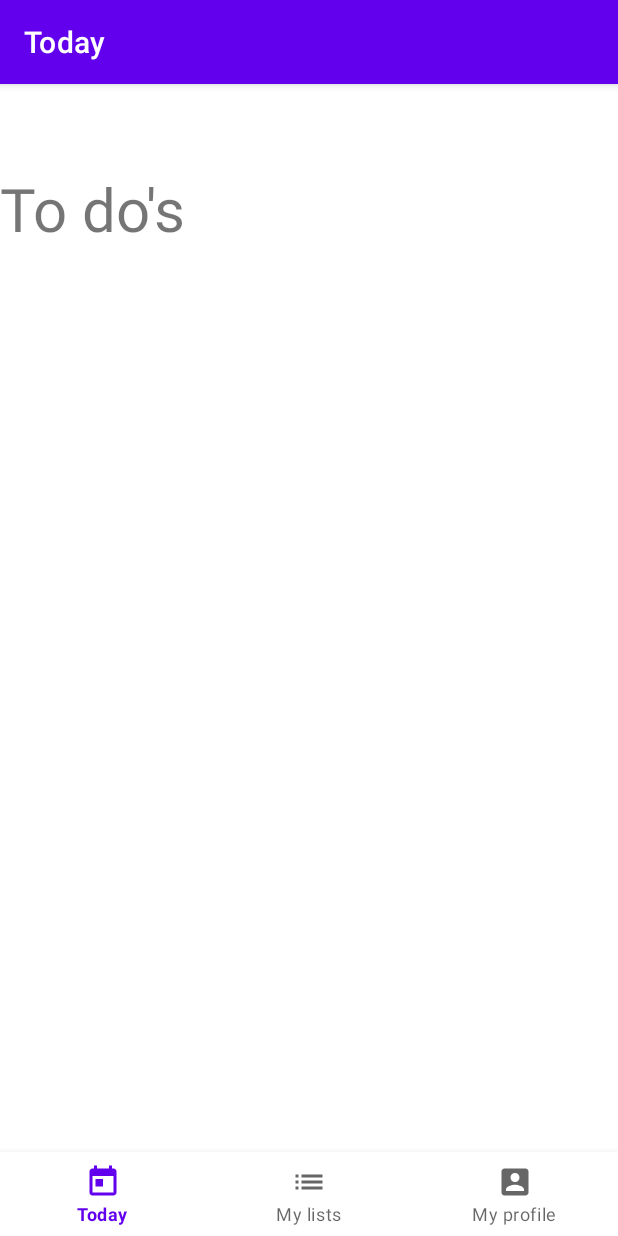
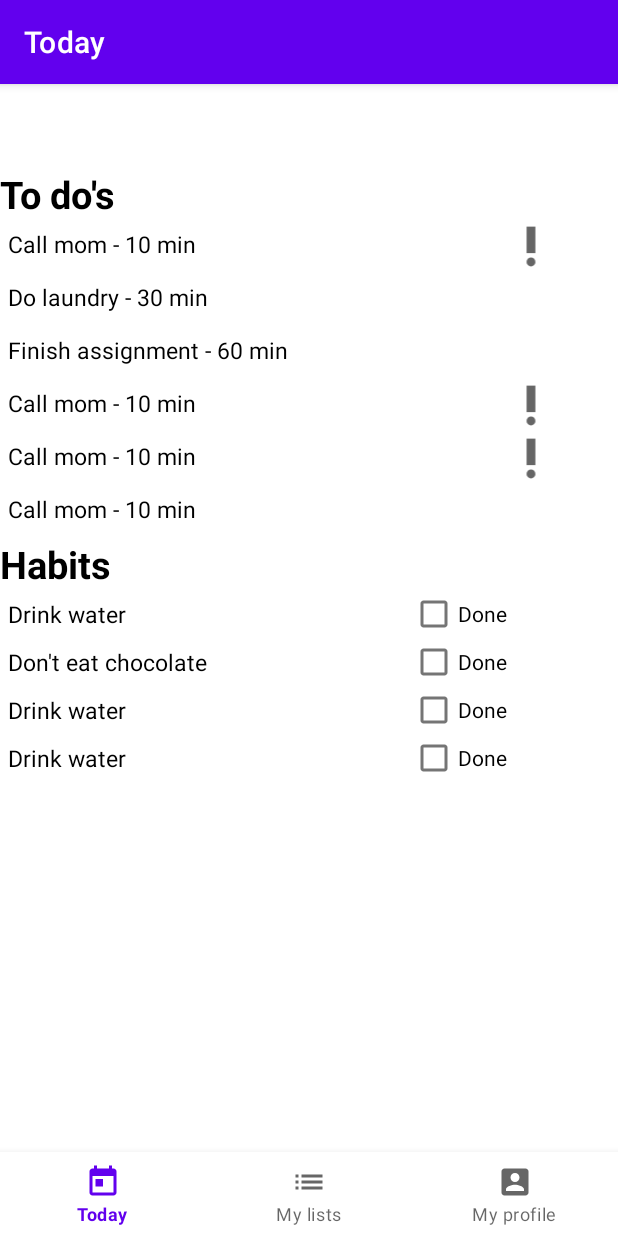
Before and after one commit to sabinabaghiu/AndroidApp, an Android app: the screen it shows after launch (MainActivity), on a phone screen of 412 x 824 dp. Run offline under Robolectric (Android 15) with nearby library versions, the phone set to English and light mode, and no system bars; our stand-ins replace navigation-ui.

Commit message:
started homepage

```diff
--- /dev/null
+++ b/app/src/main/java/sabinabaghiu/plannerzen/ui/today/Habit.java
@@ -0,0 +1,57 @@
+package sabinabaghiu.plannerzen.ui.today;
+
+public class Habit {
+    private String title;
+    private int goal;
+    private int iconId;
+    private boolean isDone;
+    private int count;
+
+    public Habit(String title, int goal, int iconId, boolean isDone, int count) {
+        this.title = title;
+        this.goal = goal;
+        this.iconId = iconId;
+        this.isDone = isDone;
+        this.count = count;
+    }
+
+    public String getTitle() {
+        return title;
+    }
+
+    public void setTitle(String title) {
+        this.title = title;
+    }
+
+    public int getGoal() {
+        return goal;
+    }
+
+    public void setGoal(int goal) {
+        this.goal = goal;
+    }
+
+    public int getIconId() {
+        return iconId;
+    }
+
+    public void setIconId(int iconId) {
+        this.iconId = iconId;
+    }
+
+    public boolean isDone() {
+        return isDone;
+    }
+
+    public void setDone(boolean done) {
+        isDone = done;
+    }
+
+    public int getCount() {
+        return count;
+    }
+
+    public void setCount(int count) {
+        this.count = count;
+    }
+}
--- /dev/null
+++ b/app/src/main/java/sabinabaghiu/plannerzen/ui/today/HabitAdapter.java
@@ -0,0 +1,51 @@
+package sabinabaghiu.plannerzen.ui.today;
+
+import android.view.LayoutInflater;
+import android.view.View;
+import android.view.ViewGroup;
+import android.widget.ImageView;
+import android.widget.TextView;
+
+import androidx.annotation.NonNull;
+import androidx.recyclerview.widget.RecyclerView;
+
+import java.util.ArrayList;
+
+import sabinabaghiu.plannerzen.R;
+
+public class HabitAdapter extends RecyclerView.Adapter<HabitAdapter.ViewHolder> {
+    private ArrayList<Habit> habits;
+
+    HabitAdapter(ArrayList<Habit> habits){
+        this.habits = habits;
+    }
+
+    @NonNull
+    @Override
+    public HabitAdapter.ViewHolder onCreateViewHolder(@NonNull ViewGroup parent, int viewType) {
+        LayoutInflater inflater = LayoutInflater.from(parent.getContext());
+        View view = inflater.inflate(R.layout.habit_list_item_today, parent, false);
+        return new HabitAdapter.ViewHolder(view);
+    }
+
+    @Override
+    public void onBindViewHolder(@NonNull HabitAdapter.ViewHolder holder, int position) {
+        holder.title.setText(habits.get(position).getTitle());
+    }
+
+    @Override
+    public int getItemCount() {
+        return habits.size();
+    }
+
+    class ViewHolder extends RecyclerView.ViewHolder {
+
+        TextView title;
+
+
+        ViewHolder(View itemView) {
+            super(itemView);
+            title = itemView.findViewById(R.id.habit_today);
+        }
+    }
+}
--- a/app/src/main/java/sabinabaghiu/plannerzen/ui/today/TodayFragment.java
+++ b/app/src/main/java/sabinabaghiu/plannerzen/ui/today/TodayFragment.java
@@ -11,18 +11,55 @@ import androidx.annotation.Nullable;
 import androidx.fragment.app.Fragment;
 import androidx.lifecycle.Observer;
 import androidx.lifecycle.ViewModelProvider;
+import androidx.recyclerview.widget.LinearLayoutManager;
+import androidx.recyclerview.widget.RecyclerView;
+
+import java.util.ArrayList;
 
 import sabinabaghiu.plannerzen.R;
 
 public class TodayFragment extends Fragment {
 
     private TodayViewModel todayViewModel;
+    private RecyclerView todoRecyclerView;
+    private RecyclerView habitRecyclerView;
+    TodoAdapter todoAdapter;
+    HabitAdapter habitAdapter;
 
     public View onCreateView(@NonNull LayoutInflater inflater,
                              ViewGroup container, Bundle savedInstanceState) {
         todayViewModel =
                 new ViewModelProvider(this).get(TodayViewModel.class);
         View root = inflater.inflate(R.layout.fragment_today, container, false);
+
+        //todo recycler view
+        todoRecyclerView = root.findViewById(R.id.recyclerViewTodoToday);
+        todoRecyclerView.setLayoutManager(new LinearLayoutManager(getContext()));
+
+        ArrayList<Todo> todos = new ArrayList<>();
+        todos.add(new Todo("Call mom", 10, false));
+        todos.add(new Todo("Do laundry", 30, true));
+        todos.add(new Todo("Finish assignment", 60, true));
+        todos.add(new Todo("Call mom", 10, false));
+        todos.add(new Todo("Call mom", 10, false));
+        todos.add(new Todo("Call mom", 10, true));
+
+        todoAdapter = new TodoAdapter(todos);
+        todoRecyclerView.setAdapter(todoAdapter);
+
+        //habit recycler view
+        habitRecyclerView = root.findViewById(R.id.recyclerViewHabitsToday);
+        habitRecyclerView.setLayoutManager(new LinearLayoutManager(getContext()));
+
+        ArrayList<Habit> habits = new ArrayList<>();
+        habits.add(new Habit("Drink water", 0, R.drawable.ic_baseline_priority_high_24, false, 0));
+        habits.add(new Habit("Don't eat chocolate", 20, R.drawable.ic_baseline_priority_high_24, true, 6));
+        habits.add(new Habit("Drink water", 50, R.drawable.ic_baseline_priority_high_24, false, 0));
+        habits.add(new Habit("Drink water", 0, R.drawable.ic_baseline_priority_high_24, false, 0));
+
+        habitAdapter = new HabitAdapter(habits);
+        habitRecyclerView.setAdapter(habitAdapter);
+
         return root;
     }
 }
--- /dev/null
+++ b/app/src/main/java/sabinabaghiu/plannerzen/ui/today/Todo.java
@@ -0,0 +1,122 @@
+package sabinabaghiu.plannerzen.ui.today;
+
+import android.os.Build;
+
+import androidx.annotation.RequiresApi;
+
+import java.time.LocalDate;
+import java.util.GregorianCalendar;
+
+public class Todo {
+    private String title;
+    private String description;
+    private int time;
+    private boolean isImportant;
+    private String category;
+    private LocalDate date;
+    private int day;
+    private int month;
+    private int year;
+    private int icon;
+
+    @RequiresApi(api = Build.VERSION_CODES.O)
+    public Todo(String title, String description, int time, boolean isImportant, String category, LocalDate date, int day, int month, int year) {
+        this.title = title;
+        this.description = description;
+        this.time = time;
+        this.isImportant = isImportant;
+        this.category = category;
+        this.day = day;
+        this.month = month;
+        this.year = year;
+        this.date = LocalDate.of(year, month, day);
+    }
+
+    public Todo(String title, int time, boolean isImportant)
+    {
+        this.title = title;
+        this.time = time;
+        this.isImportant = isImportant;
+    }
+
+    public String getTitle() {
+        return title;
+    }
+
+    public void setTitle(String title) {
+        this.title = title;
+    }
+
+    public String getDescription() {
+        return description;
+    }
+
+    public void setDescription(String description) {
+        this.description = description;
+    }
+
+    public int getTime() {
+        return time;
+    }
+
+    public void setTime(int time) {
+        this.time = time;
+    }
+
+    public boolean isImportant() {
+        return isImportant;
+    }
+
+    public void setImportant(boolean important) {
+        isImportant = important;
+    }
+
+    public String getCategory() {
+        return category;
+    }
+
+    public void setCategory(String category) {
+        this.category = category;
+    }
+
+    public LocalDate getDate() {
+        return date;
+    }
+
+    @RequiresApi(api = Build.VERSION_CODES.O)
+    public void setDate(int year, int month, int day) {
+        this.date = LocalDate.of(year, month, day);
+    }
+
+    public int getDay() {
+        return day;
+    }
+
+    public void setDay(int day) {
+        this.day = day;
+    }
+
+    public int getMonth() {
+        return month;
+    }
+
+    public void setMonth(int month) {
+        this.month = month;
+    }
+
+    public int getYear() {
+        return year;
+    }
+
+    public void setYear(int year) {
+        this.year = year;
+    }
+
+    public int getIcon() {
+        return icon;
+    }
+
+    public void setIcon(int icon) {
+        this.icon = icon;
+    }
+}
--- /dev/null
+++ b/app/src/main/java/sabinabaghiu/plannerzen/ui/today/TodoAdapter.java
@@ -0,0 +1,56 @@
+package sabinabaghiu.plannerzen.ui.today;
+
+import android.view.LayoutInflater;
+import android.view.View;
+import android.view.ViewGroup;
+import android.widget.ImageView;
+import android.widget.TextView;
+
+import androidx.annotation.NonNull;
+import androidx.recyclerview.widget.RecyclerView;
+
+import java.util.ArrayList;
+
+import sabinabaghiu.plannerzen.R;
+
+public class TodoAdapter extends RecyclerView.Adapter<TodoAdapter.ViewHolder> {
+
+    private ArrayList<Todo> todos;
+
+    TodoAdapter(ArrayList<Todo> todos){
+        this.todos = todos;
+    }
+
+    @NonNull
+    @Override
+    public TodoAdapter.ViewHolder onCreateViewHolder(@NonNull ViewGroup parent, int viewType) {
+        LayoutInflater inflater = LayoutInflater.from(parent.getContext());
+        View view = inflater.inflate(R.layout.todo_list_item_today, parent, false);
+        return new ViewHolder(view);
+    }
+
+    @Override
+    public void onBindViewHolder(@NonNull TodoAdapter.ViewHolder holder, int position) {
+        holder.title.setText(todos.get(position).getTitle() + " - " + todos.get(position).getTime() + " min");
+        if (todos.get(position).isImportant())
+            holder.icon.setImageResource(todos.get(position).getIcon());
+    }
+
+    @Override
+    public int getItemCount() {
+        return todos.size();
+    }
+
+    class ViewHolder extends RecyclerView.ViewHolder {
+
+        TextView title;
+        ImageView icon;
+
+
+        ViewHolder(View itemView) {
+            super(itemView);
+            title = itemView.findViewById(R.id.todo_today);
+            icon = itemView.findViewById(R.id.icon_today);
+        }
+    }
+}
--- a/app/src/main/res/drawable/ic_baseline_priority_high_24.xml
+++ b/app/src/main/res/drawable/ic_baseline_priority_high_24.xml
@@ -5,9 +5,9 @@
     android:viewportHeight="24"
     android:tint="?attr/colorControlNormal">
   <path
-      android:fillColor="@android:color/white"
+      android:fillColor="@android:color/black"
       android:pathData="M12,19m-2,0a2,2 0,1 1,4 0a2,2 0,1 1,-4 0"/>
   <path
-      android:fillColor="@android:color/white"
+      android:fillColor="@android:color/black"
       android:pathData="M10,3h4v12h-4z"/>
 </vector>
--- a/app/src/main/res/layout/fragment_today.xml
+++ b/app/src/main/res/layout/fragment_today.xml
@@ -1,14 +1,40 @@
 <?xml version="1.0" encoding="utf-8"?>
-<LinearLayout xmlns:android="http://schemas.android.com/apk/res/android"
+<ScrollView xmlns:android="http://schemas.android.com/apk/res/android"
     android:layout_width="match_parent"
-    android:layout_height="match_parent"
+    android:layout_height="wrap_content"
+    android:fillViewport="true">
+
+<LinearLayout
+    android:layout_width="match_parent"
+    android:layout_height="wrap_content"
     android:orientation="vertical">
-
 
     <TextView
         android:id="@+id/textViewTodoTitle"
         android:layout_width="match_parent"
-        android:layout_height="53dp"
+        android:layout_height="wrap_content"
         android:text="To do's"
-        android:textSize="40dp"/>
+        android:textColor="@color/black"
+        android:textSize="25dp"
+        android:textStyle="bold" />
+
+    <androidx.recyclerview.widget.RecyclerView
+        android:layout_width="match_parent"
+        android:layout_height="match_parent"
+        android:id="@+id/recyclerViewTodoToday"/>
+
+    <TextView
+        android:id="@+id/textViewHabitTitle"
+        android:layout_width="match_parent"
+        android:layout_height="wrap_content"
+        android:text="Habits"
+        android:textColor="@color/black"
+        android:textSize="25dp"
+        android:textStyle="bold" />
+
+    <androidx.recyclerview.widget.RecyclerView
+        android:layout_width="match_parent"
+        android:layout_height="match_parent"
+        android:id="@+id/recyclerViewHabitsToday"/>
 </LinearLayout>
+</ScrollView>
--- a/app/src/main/res/layout/habit_list_item.xml
+++ b/app/src/main/res/layout/habit_list_item_today.xml
@@ -7,27 +7,29 @@
     android:orientation="horizontal">
 
     <TableLayout
-        android:layout_width="296dp"
+        android:layout_width="273dp"
         android:layout_height="wrap_content"
         android:padding="5dp">
 
         <TextView
-            android:id="@+id/habit"
-            android:layout_width="315dp"
+            android:id="@+id/habit_today"
+            android:layout_width="243dp"
             android:layout_height="wrap_content"
             android:layout_weight="1"
             android:text="No chocolate 30 days"
-            android:textSize="25dp" />
+            android:textColor="@color/black"
+            android:textSize="15dp" />
 
 
     </TableLayout>
 
     <CheckBox
         android:id="@+id/checkBox_habit_done"
-        android:layout_width="0dp"
-        android:layout_height="50dp"
+        android:layout_width="166dp"
+        android:layout_height="30dp"
+        android:layout_gravity="center"
         android:layout_weight="1"
-        android:layout_gravity="center"
-        android:text="Done" />
+        android:text="Done"
+        android:textColor="@color/black" />
 
 </LinearLayout>
--- a/app/src/main/res/layout/todo_list_item.xml
+++ b/app/src/main/res/layout/todo_list_item_today.xml
@@ -12,18 +12,19 @@
         android:padding="5dp">
 
         <TextView
-            android:id="@+id/todo"
+            android:id="@+id/todo_today"
             android:layout_width="315dp"
             android:layout_height="wrap_content"
             android:layout_weight="1"
+            android:textColor="@color/black"
             android:text="Call Mike - 20 min"
-            android:textSize="25dp" />
+            android:textSize="15dp" />
 
 
     </TableLayout>
 
     <ImageView
-        android:id="@+id/imageView"
+        android:id="@+id/icon_today"
         android:layout_width="0dp"
         android:layout_height="35dp"
         android:layout_weight="1"
```
